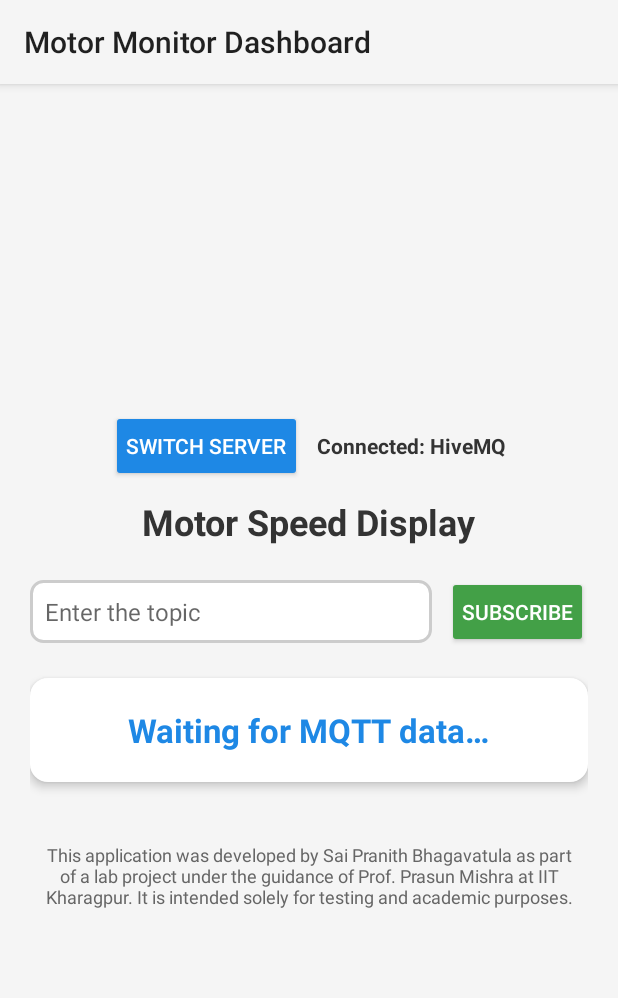
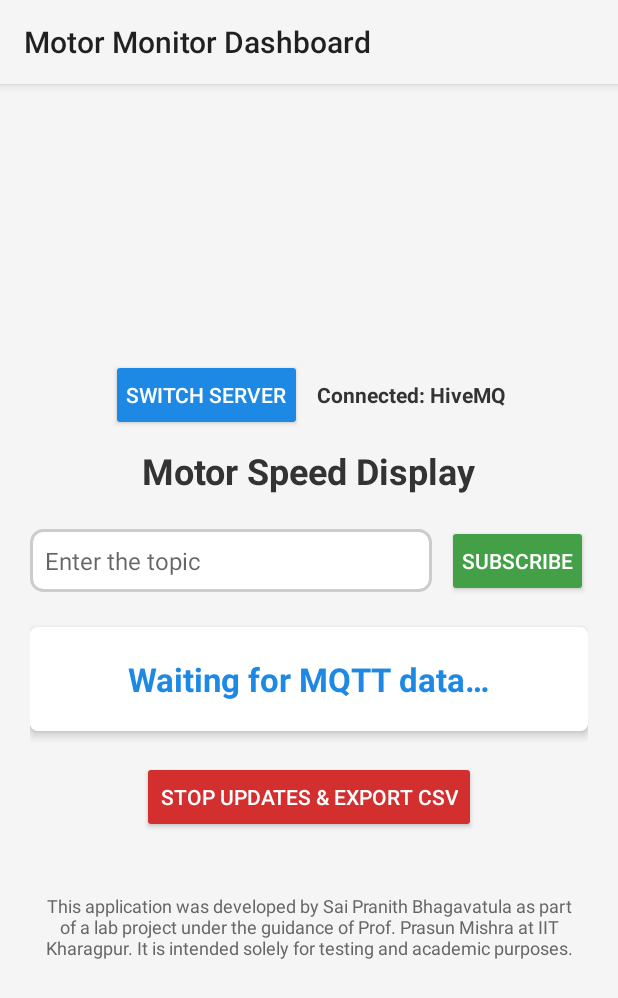
Before and after one commit to saipranithb/MotorSpeedDisplay, an Android app built with Jetpack Compose: the screen it shows after launch (MainActivity), on a phone screen of 412 x 824 dp. Shown: the top 998 px of the screen. Run offline under Robolectric (Android 15) with nearby library versions, the phone set to English and light mode, and no system bars.

Commit message:
Added Feature: Logging the data of the session and exporting the sheet

```diff
--- a/app/build.gradle.kts
+++ b/app/build.gradle.kts
@@ -12,8 +12,8 @@ android {
         applicationId = "com.thevaguebox.motordisplay"
         minSdk = 24
         targetSdk = 35
-        versionCode = 3
-        versionName = "1.2"
+        versionCode = 4
+        versionName = "1.3"
 
         testInstrumentationRunner = "androidx.test.runner.AndroidJUnitRunner"
     }
--- a/app/src/main/res/drawable/card_background.xml
+++ b/app/src/main/res/drawable/card_background.xml
@@ -2,7 +2,7 @@
 <shape xmlns:android="http://schemas.android.com/apk/res/android"
     android:shape="rectangle">
 
-    <corners android:radius="12dp"/>
+    <corners android:radius="5dp"/>
     <solid android:color="#FFFFFF"/>
     <padding android:left="20dp" android:right="20dp" android:top="10dp" android:bottom="10dp"/>
 </shape>
--- a/app/src/main/res/layout/activity_main.xml
+++ b/app/src/main/res/layout/activity_main.xml
@@ -102,6 +102,17 @@
             android:textColor="#1E88E5" />
     </LinearLayout>
 
+    <Button
+        android:id="@+id/stopUpdatesButton"
+        android:layout_width="wrap_content"
+        android:layout_height="wrap_content"
+        android:text="@string/stop_updates_export_csv"
+        android:backgroundTint="#D32F2F"
+        android:textColor="#FFFFFF"
+        android:padding="12dp"
+        android:layout_marginTop="20dp"/>
+
+
     <!-- Footer Text (Credit Line) -->
     <TextView
         android:id="@+id/footerText"
--- a/app/src/main/res/values/strings.xml
+++ b/app/src/main/res/values/strings.xml
@@ -8,4 +8,5 @@
     <string name="connected_hivemq">Connected: HiveMQ</string>
     <string name="topicInput">Enter the topic</string>
     <string name="subscribe">Subscribe</string>
+    <string name="stop_updates_export_csv"><![CDATA[Stop Updates & Export CSV]]></string>
 </resources>
```
Also changed, not shown: app/src/main/java/com/thevaguebox/motordisplay/MQTTHelper.kt (+10 -2 lines), app/src/main/java/com/thevaguebox/motordisplay/MainActivity.kt (+68 -8 lines), app/src/main/res/drawable/gradient_background.xml (added, +11 -0 lines), 1 other file.
